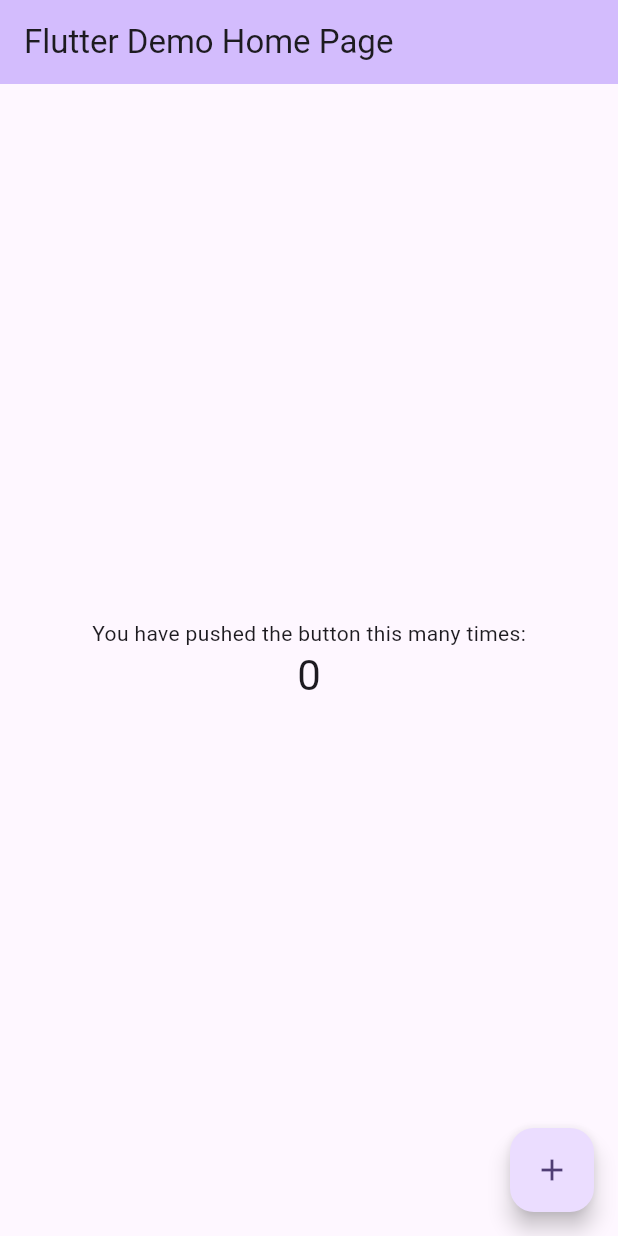
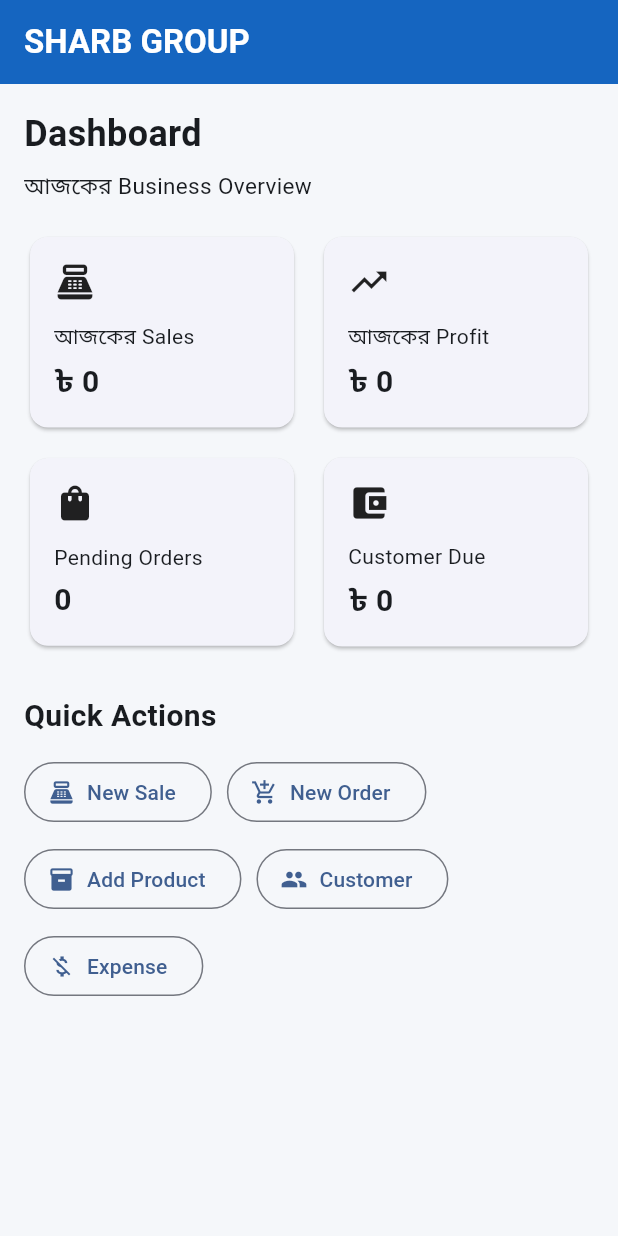
Before and after one commit to SHARBGROUP/sharb_group, a Flutter app: the screen it shows after launch, on a phone screen of 412 x 824 dp. Run offline on Flutter 3.47's test engine with Material 3 defaults, Android fonts, the light colour scheme and no system bars.

Commit message:
Add initial SHARB GROUP dashboard

```diff
--- a/lib/main.dart
+++ b/lib/main.dart
@@ -1,122 +1,193 @@
 import 'package:flutter/material.dart';
 
 void main() {
-  runApp(const MyApp());
+runApp(const SharbGroupApp());
 }
 
-class MyApp extends StatelessWidget {
-  const MyApp({super.key});
+class SharbGroupApp extends StatelessWidget {
+const SharbGroupApp({super.key});
 
-  // This widget is the root of your application.
 @override
 Widget build(BuildContext context) {
 return MaterialApp(
-      title: 'Flutter Demo',
+debugShowCheckedModeBanner: false,
+title: 'SHARB GROUP',
 theme: ThemeData(
-        // This is the theme of your application.
-        //
-        // TRY THIS: Try running your application with "flutter run". You'll see
-        // the application has a purple toolbar. Then, without quitting the app,
-        // try changing the seedColor in the colorScheme below to Colors.green
-        // and then invoke "hot reload" (save your changes or press the "hot
-        // reload" button in a Flutter-supported IDE, or press "r" if you used
-        // the command line to start the app).
-        //
-        // Notice that the counter didn't reset back to zero; the application
-        // state is not lost during the reload. To reset the state, use hot
-        // restart instead.
-        //
-        // This works for code too, not just values: Most code changes can be
-        // tested with just a hot reload.
-        colorScheme: .fromSeed(seedColor: Colors.deepPurple),
+useMaterial3: true,
+colorScheme: ColorScheme.fromSeed(
+seedColor: const Color(0xFF1565C0),
 ),
-      home: const MyHomePage(title: 'Flutter Demo Home Page'),
+scaffoldBackgroundColor: const Color(0xFFF5F7FA),
+),
+home: const DashboardScreen(),
 );
 }
 }
 
-class MyHomePage extends StatefulWidget {
-  const MyHomePage({super.key, required this.title});
-
-  // This widget is the home page of your application. It is stateful, meaning
-  // that it has a State object (defined below) that contains fields that affect
-  // how it looks.
-
-  // This class is the configuration for the state. It holds the values (in this
-  // case the title) provided by the parent (in this case the App widget) and
-  // used by the build method of the State. Fields in a Widget subclass are
-  // always marked "final".
-
-  final String title;
-
-  @override
-  State<MyHomePage> createState() => _MyHomePageState();
-}
-
-class _MyHomePageState extends State<MyHomePage> {
-  int _counter = 0;
-
-  void _incrementCounter() {
-    setState(() {
-      // This call to setState tells the Flutter framework that something has
-      // changed in this State, which causes it to rerun the build method below
-      // so that the display can reflect the updated values. If we changed
-      // _counter without calling setState(), then the build method would not be
-      // called again, and so nothing would appear to happen.
-      _counter++;
-    });
-  }
+class DashboardScreen extends StatelessWidget {
+const DashboardScreen({super.key});
 
 @override
 Widget build(BuildContext context) {
-    // This method is rerun every time setState is called, for instance as done
-    // by the _incrementCounter method above.
-    //
-    // The Flutter framework has been optimized to make rerunning build methods
-    // fast, so that you can just rebuild anything that needs updating rather
-    // than having to individually change instances of widgets.
 return Scaffold(
 appBar: AppBar(
-        // TRY THIS: Try changing the color here to a specific color (to
-        // Colors.amber, perhaps?) and trigger a hot reload to see the AppBar
-        // change color while the other colors stay the same.
-        backgroundColor: Theme.of(context).colorScheme.inversePrimary,
-        // Here we take the value from the MyHomePage object that was created by
-        // the App.build method, and use it to set our appbar title.
-        title: Text(widget.title),
+title: const Text(
+'SHARB GROUP',
+style: TextStyle(fontWeight: FontWeight.bold),
 ),
-      body: Center(
-        // Center is a layout widget. It takes a single child and positions it
-        // in the middle of the parent.
+backgroundColor: const Color(0xFF1565C0),
+foregroundColor: Colors.white,
+),
+body: Padding(
+padding: const EdgeInsets.all(16),
 child: Column(
-          // Column is also a layout widget. It takes a list of children and
-          // arranges them vertically. By default, it sizes itself to fit its
-          // children horizontally, and tries to be as tall as its parent.
-          //
-          // Column has various properties to control how it sizes itself and
-          // how it positions its children. Here we use mainAxisAlignment to
-          // center the children vertically; the main axis here is the vertical
-          // axis because Columns are vertical (the cross axis would be
-          // horizontal).
-          //
-          // TRY THIS: Invoke "debug painting" (choose the "Toggle Debug Paint"
-          // action in the IDE, or press "p" in the console), to see the
-          // wireframe for each widget.
-          mainAxisAlignment: .center,
+crossAxisAlignment: CrossAxisAlignment.start,
 children: [
-            const Text('You have pushed the button this many times:'),
-            Text(
-              '$_counter',
-              style: Theme.of(context).textTheme.headlineMedium,
+const Text(
+'Dashboard',
+style: TextStyle(
+fontSize: 24,
+fontWeight: FontWeight.bold,
+),
+),
+const SizedBox(height: 6),
+const Text(
+'আজকের Business Overview',
+style: TextStyle(fontSize: 15),
+),
+const SizedBox(height: 20),
+
+Row(
+children: [
+Expanded(
+child: _summaryCard(
+title: 'আজকের Sales',
+value: '৳ 0',
+icon: Icons.point_of_sale,
+),
+),
+const SizedBox(width: 12),
+Expanded(
+child: _summaryCard(
+title: 'আজকের Profit',
+value: '৳ 0',
+icon: Icons.trending_up,
+),
+),
+],
+),
+
+const SizedBox(height: 12),
+
+Row(
+children: [
+Expanded(
+child: _summaryCard(
+title: 'Pending Orders',
+value: '0',
+icon: Icons.shopping_bag,
+),
+),
+const SizedBox(width: 12),
+Expanded(
+child: _summaryCard(
+title: 'Customer Due',
+value: '৳ 0',
+icon: Icons.account_balance_wallet,
+),
+),
+],
+),
+
+const SizedBox(height: 28),
+
+const Text(
+'Quick Actions',
+style: TextStyle(
+fontSize: 20,
+fontWeight: FontWeight.bold,
+),
+),
+
+const SizedBox(height: 12),
+
+Wrap(
+spacing: 10,
+runSpacing: 10,
+children: [
+_actionButton(
+'New Sale',
+Icons.point_of_sale,
+),
+_actionButton(
+'New Order',
+Icons.add_shopping_cart,
+),
+_actionButton(
+'Add Product',
+Icons.inventory_2,
+),
+_actionButton(
+'Customer',
+Icons.people,
+),
+_actionButton(
+'Expense',
+Icons.money_off,
+),
+],
 ),
 ],
 ),
 ),
-      floatingActionButton: FloatingActionButton(
-        onPressed: _incrementCounter,
-        tooltip: 'Increment',
-        child: const Icon(Icons.add),
+);
+}
+
+static Widget _summaryCard({
+required String title,
+required String value,
+required IconData icon,
+}) {
+return Card(
+elevation: 1,
+child: Padding(
+padding: const EdgeInsets.all(16),
+child: Column(
+crossAxisAlignment: CrossAxisAlignment.start,
+children: [
+Icon(
+icon,
+size: 28,
+),
+const SizedBox(height: 12),
+Text(
+title,
+style: const TextStyle(
+fontSize: 14,
+),
+),
+const SizedBox(height: 4),
+Text(
+value,
+style: const TextStyle(
+fontSize: 20,
+fontWeight: FontWeight.bold,
+),
+),
+],
+),
 ),
 );
 }
+
+static Widget _actionButton(
+String title,
+IconData icon,
+) {
+return OutlinedButton.icon(
+onPressed: () {},
+icon: Icon(icon),
+label: Text(title),
+);
 }
+}
```
Also changed, not shown: 1 other file. Lines whose indentation alone changed are shown as unchanged.
